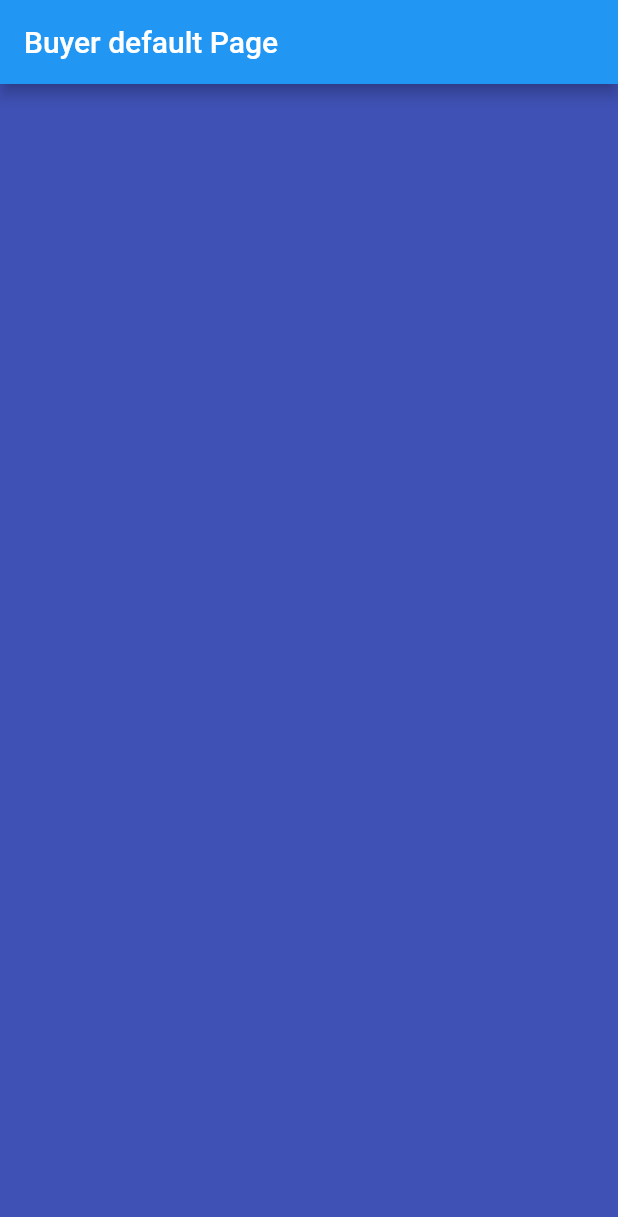
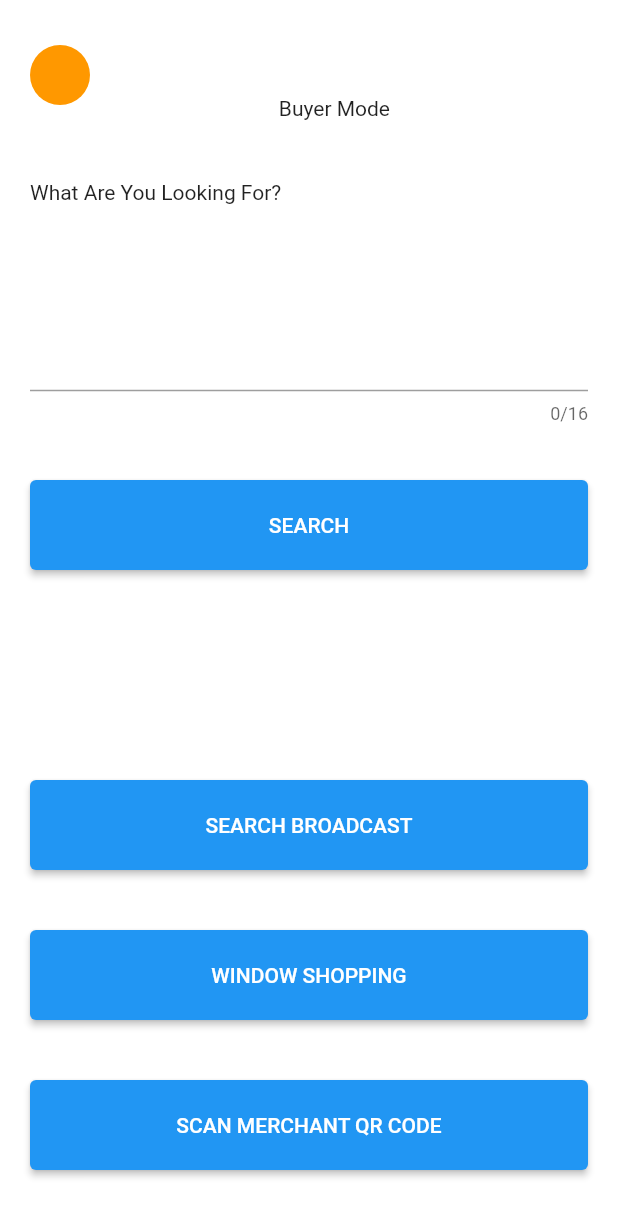
Before and after one commit to Murithidave/bizeplatform, a Flutter app: the screen it shows after launch, on a phone screen of 412 x 824 dp. Shown: the top 1217 px of the screen. Run offline on Flutter 3.47's test engine with Material 2 defaults, Android fonts, the phone set to English and light mode, and no system bars.

Commit message:
Rough Sketch of the Screen 2

```diff
--- /dev/null
+++ b/lib/Rough_Codes_Here.dart
@@ -0,0 +1,6 @@
+/*
+
+constraints: BoxConstraints.expand( height: Theme.of(context).textTheme.headline4!.fontSize! * 1.1 + 200.0,),
+
+
+ */
--- a/lib/Screen_2-Default/UI.dart
+++ b/lib/Screen_2-Default/UI.dart
@@ -6,8 +6,28 @@ class defaultPage extends StatelessWidget{
   Widget build(BuildContext context) {
  return MaterialApp(
    home: Scaffold(
-     backgroundColor: Colors.indigo,
-     appBar: AppBar(title: Text('Buyer default Page'),),
+     backgroundColor: Colors.white,
+     body: Column(
+         children: [
+       Container(height: 100, width: double.infinity,padding: EdgeInsets.all(20.0),
+         child: Row(children:  [
+         CircleAvatar(  backgroundColor: Colors.orange),
+           Container(width: 200, alignment: Alignment.bottomRight, child: Text('Buyer Mode'),),
+       ]),),
+         Container(height: 100, width: double.infinity,padding: EdgeInsets.all(20.0),
+           child: Text("What Are You Looking For?"),),
+         Container(height: 100, width: double.infinity,padding: EdgeInsets.all(20.0),
+           child: TextField(maxLength: 16),),
+         Container(height: 100, width: double.infinity,padding: EdgeInsets.all(20.0),
+           child: ElevatedButton(onPressed: () {}, child: Text("SEARCH")),),
+           const SizedBox(width: double.infinity,height: 100),
+       Container(height: 100, width: double.infinity,padding: EdgeInsets.all(20.0),
+         child: ElevatedButton(onPressed: () {}, child: Text("SEARCH BROADCAST")),),
+       Container(height: 100, width: double.infinity,padding: EdgeInsets.all(20.0),
+         child: ElevatedButton(onPressed: () {}, child: Text("WINDOW SHOPPING")),),
+       Container( height: 100, width: double.infinity,padding: EdgeInsets.all(20.0),
+         child: ElevatedButton(  onPressed: () {}, child: Text("SCAN MERCHANT QR CODE")),),
+     ]),
 
    ),
  );
```
Also changed, not shown: 3 other files.
